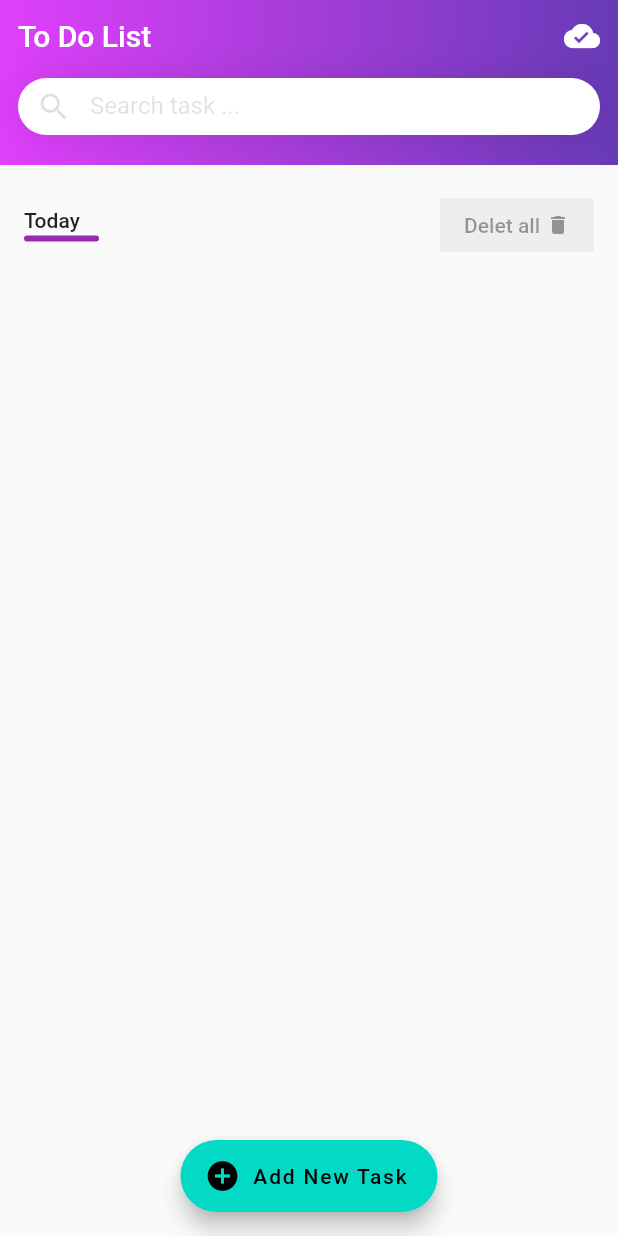
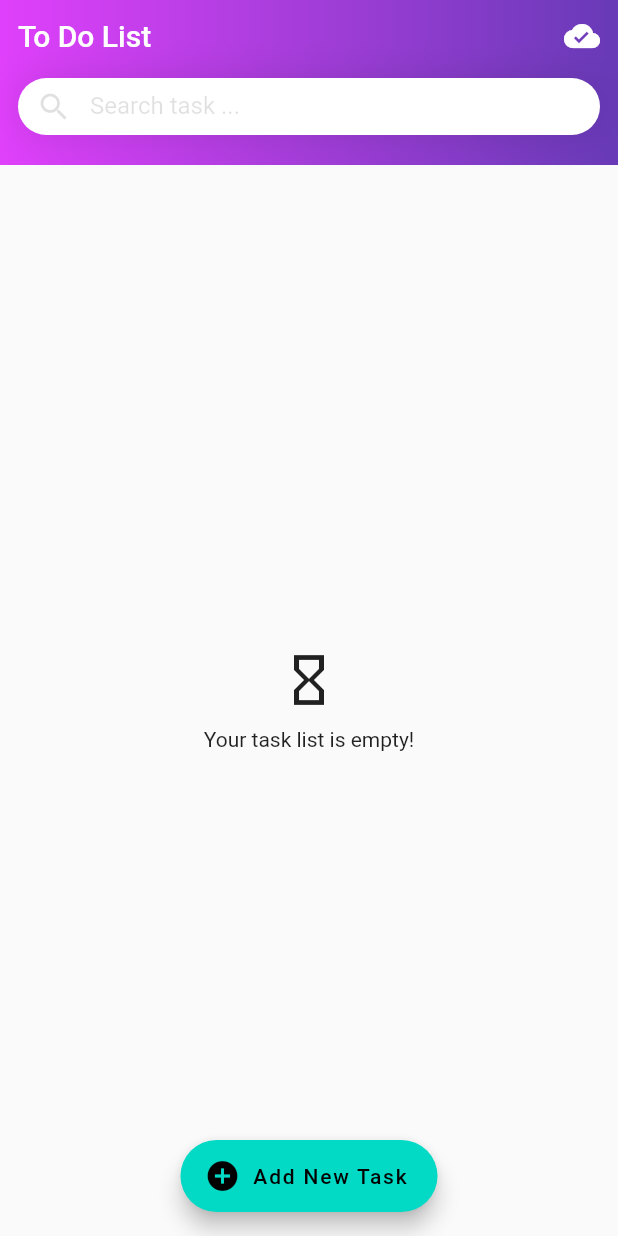
Before and after one commit to webneshin/flutter_learning_task_list, a Flutter app: the screen it shows after launch, on a phone screen of 412 x 824 dp. Run offline on Flutter 3.47's test engine with Material 2 defaults, Android fonts, the phone set to English and light mode, and no system bars; our stand-ins replace hive_flutter; accounts and stored records are empty.

Commit message:
add delete

```diff
--- a/lib/main.dart
+++ b/lib/main.dart
@@ -112,6 +112,7 @@ class HomeScreen extends StatelessWidget {
               child: ValueListenableBuilder<Box<Task>>(
                 valueListenable: box.listenable(),
                 builder: (context, box, child) {
+                  if (box.isNotEmpty) {
                     return ListView.builder(
                       padding: const EdgeInsets.fromLTRB(16, 16, 16, 100),
                       itemCount: box.values.length + 1,
@@ -124,8 +125,9 @@ class HomeScreen extends StatelessWidget {
                                 crossAxisAlignment: CrossAxisAlignment.start,
                                 children: [
                                   Text("Today",
-                                    style:
-                                        Theme.of(context).textTheme.bodyLarge),
+                                      style: Theme.of(context)
+                                          .textTheme
+                                          .bodyLarge),
                                   const SizedBox(
                                     height: 2,
                                   ),
@@ -134,7 +136,8 @@ class HomeScreen extends StatelessWidget {
                                     height: 4,
                                     decoration: BoxDecoration(
                                         color: Colors.purple,
-                                      borderRadius: BorderRadius.circular(10)),
+                                        borderRadius:
+                                            BorderRadius.circular(10)),
                                   )
                                 ],
                               ),
@@ -142,7 +145,11 @@ class HomeScreen extends StatelessWidget {
                                 color: Colors.red.shade200,
                                 disabledColor: Colors.grey.shade200,
                                 elevation: 0,
-                              onPressed: box.values.isEmpty ? null : () {},
+                                onPressed: box.values.isEmpty
+                                    ? null
+                                    : () {
+                                        box.clear();
+                                      },
                                 child: const Row(
                                   children: [
                                     Text(
@@ -166,6 +173,9 @@ class HomeScreen extends StatelessWidget {
                         }
                       },
                     );
+                  } else {
+                    return const EmptyState();
+                  }
                 },
               ),
             ),
@@ -191,16 +201,25 @@ class TaskItem extends StatefulWidget {
 class _TaskItemState extends State<TaskItem> {
   @override
   Widget build(BuildContext context) {
-    const double radiusSize=8;
+    const double radiusSize = 8;
     return InkWell(
       onTap: () {
-        Navigator.of(context).push(MaterialPageRoute(builder: (context) {
-          return EditTaskScreen(task: widget.task,);
-        },));
+        Navigator.of(context).push(MaterialPageRoute(
+          builder: (context) {
+            return EditTaskScreen(
+              task: widget.task,
+            );
+          },
+        ));
+      },
+      onLongPress: () {
+        widget.task.delete();
       },
       child: Container(
         height: 55,
-        padding: const EdgeInsets.only(left: 16,),
+        padding: const EdgeInsets.only(
+          left: 16,
+        ),
         margin: const EdgeInsets.only(
           top: 10,
         ),
@@ -215,7 +234,7 @@ class _TaskItemState extends State<TaskItem> {
               value: widget.task.isCompleted,
               onTap: () {
                 setState(() {
-                  widget.task.isCompleted=!widget.task.isCompleted;
+                  widget.task.isCompleted = !widget.task.isCompleted;
                   widget.task.save();
                 });
               },
@@ -246,11 +265,8 @@ class _TaskItemState extends State<TaskItem> {
                     borderRadius: const BorderRadius.only(
                       topRight: Radius.circular(radiusSize),
                       bottomRight: Radius.circular(radiusSize),
-
-                  )
-                ),
+                    )),
                 width: radiusSize,
-
               ),
             )
           ],
@@ -285,3 +301,26 @@ class MyCheckBox extends StatelessWidget {
     );
   }
 }
+
+class EmptyState extends StatelessWidget {
+  const EmptyState({super.key});
+
+  @override
+  Widget build(BuildContext context) {
+    return const Center(
+      child: Column(
+        mainAxisAlignment: MainAxisAlignment.center,
+        children: [
+          Icon(
+            Icons.hourglass_empty,
+            size: 40,
+          ),
+          SizedBox(
+            height: 12,
+          ),
+          Text("Your task list is empty!"),
+        ],
+      ),
+    );
+  }
+}
```
Lines whose indentation alone changed are shown as unchanged.
